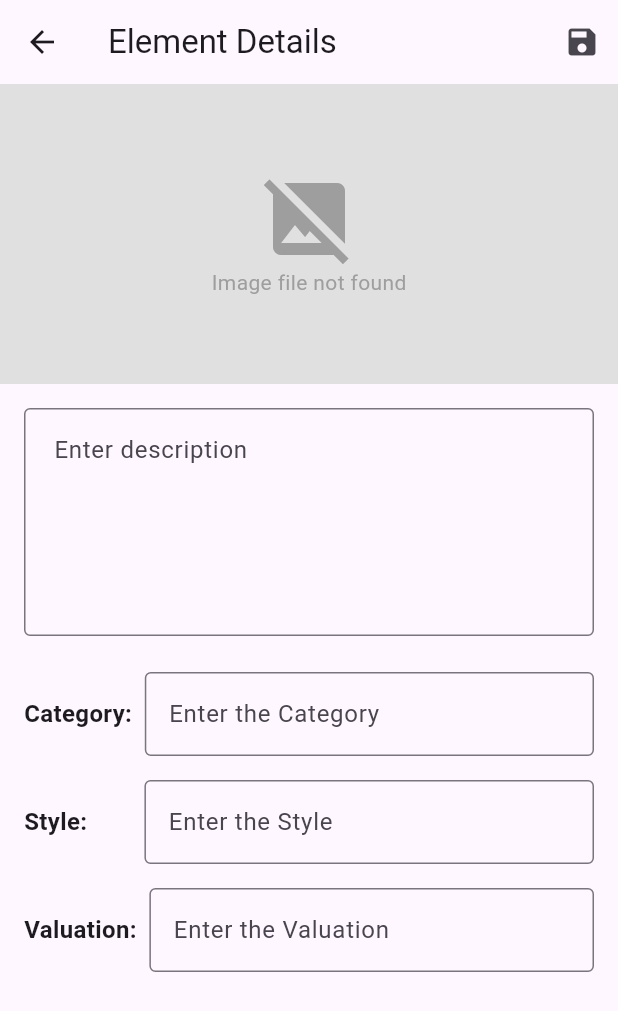
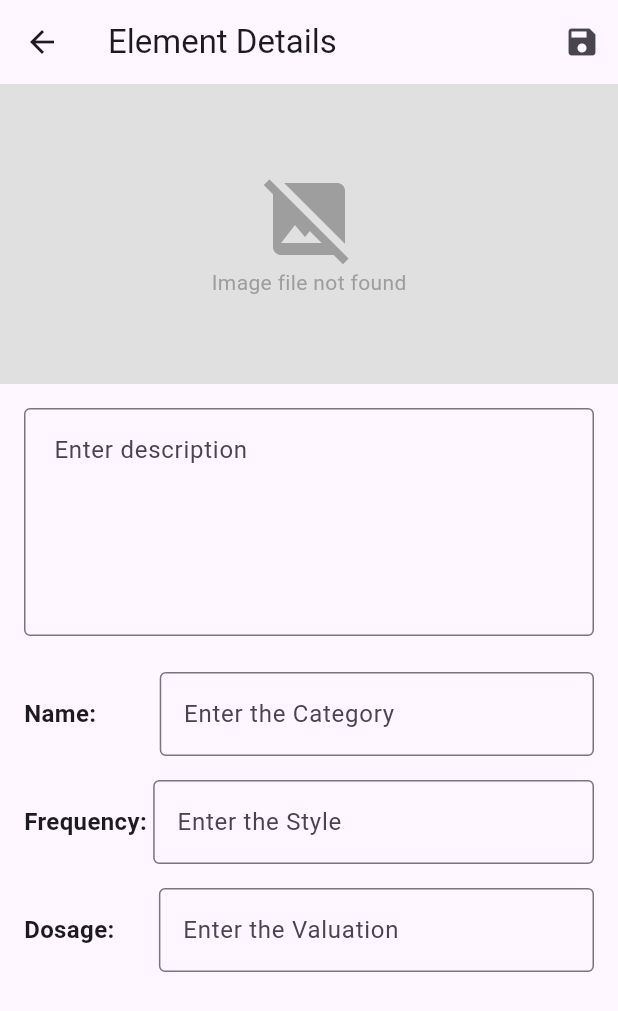
Before and after one commit to yashb2009/newmedtracker, a Flutter app: the ElementDetailsScreen screen opened directly with empty values, on a phone screen of 412 x 824 dp. Shown: the top 1011 px of the screen. Run offline on Flutter 3.47's test engine with Material 3 defaults, Android fonts, the phone set to English and light mode, and no system bars; our stand-ins replace image_picker, isar; missing offline and left inert: google_mlkit_text_recognition; accounts and stored records are empty; generated files the repository leaves out were written again.

Commit message:
Recommit local files

```diff
--- a/lib/screens/element_details_screen.dart
+++ b/lib/screens/element_details_screen.dart
@@ -115,7 +115,7 @@ class _ElementDetailsScreenState extends State<ElementDetailsScreen> {
                   Row(
                     children: [
                       Text(
-                        'Category:  ',
+                        'Name:          ',
                         style: TextStyle(
                           fontSize: 16,
                           fontWeight: FontWeight.bold,
@@ -136,7 +136,7 @@ class _ElementDetailsScreenState extends State<ElementDetailsScreen> {
                   Row(
                     children: [
                       Text(
-                        'Style:         ',
+                        'Frequency: ',
                         style: TextStyle(
                           fontSize: 16,
                           fontWeight: FontWeight.bold,
@@ -157,7 +157,7 @@ class _ElementDetailsScreenState extends State<ElementDetailsScreen> {
                   Row(
                     children: [
                       Text(
-                        'Valuation:  ',
+                        'Dosage:       ',
                         style: TextStyle(
                           fontSize: 16,
                           fontWeight: FontWeight.bold,
```
